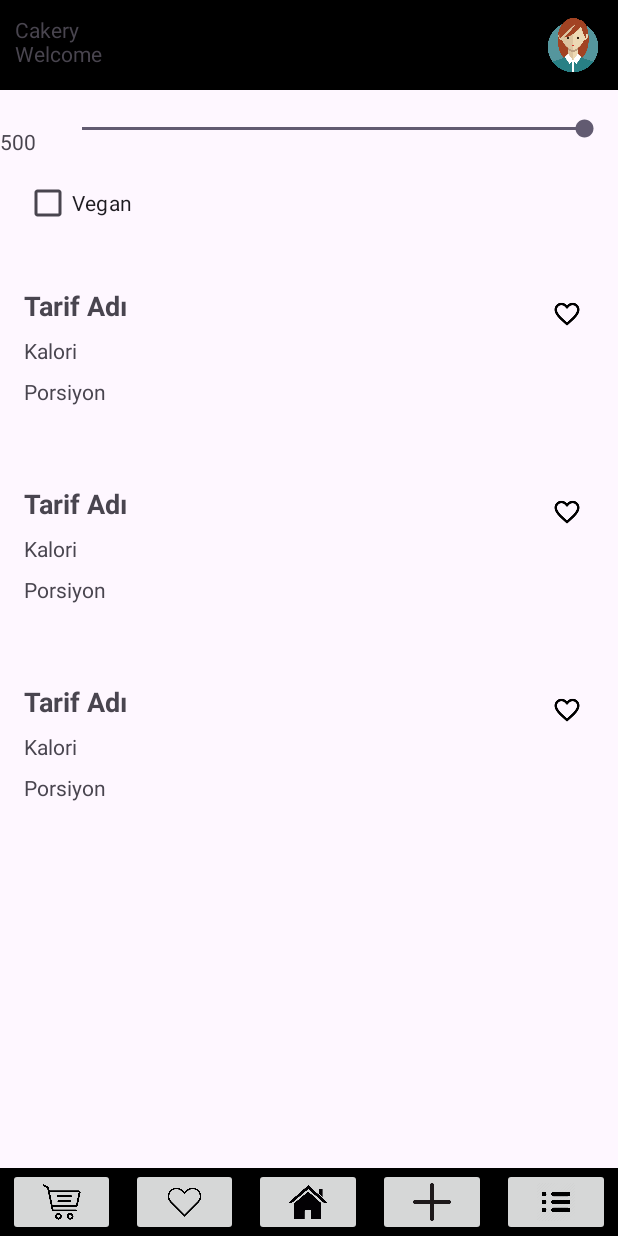
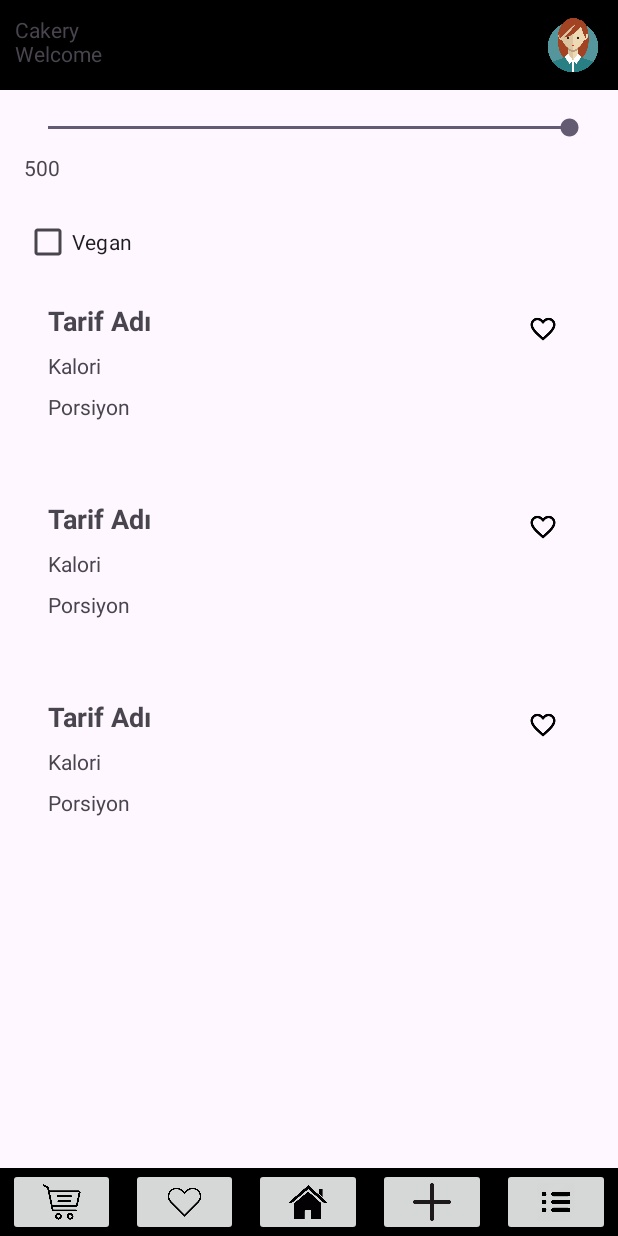
Before and after one commit to nidanurdemirhan/App-cakery, an Android app: the layout activity_list.xml on its own in the app's theme, with its tools: preview values and no code run, on a phone screen of 412 x 824 dp. Run offline under Robolectric (Android 15) with nearby library versions, the light colour scheme and no system bars.

Commit message:
scroll added

```diff
--- a/app/src/main/res/layout/activity_add_recipe.xml
+++ b/app/src/main/res/layout/activity_add_recipe.xml
@@ -6,6 +6,15 @@
     android:layout_width="match_parent"
     android:layout_height="match_parent"
     tools:context=".Activity.AddRecipeActivity">
+
+    <ScrollView
+        android:layout_width="match_parent"
+        android:layout_height="match_parent">
+
+        <androidx.constraintlayout.widget.ConstraintLayout
+            android:id="@+id/innerConstraintLayout"
+            android:layout_width="match_parent"
+            android:layout_height="wrap_content">
 
             <EditText
                 android:id="@+id/etCalorie"
@@ -58,7 +67,6 @@
                 app:layout_constraintStart_toStartOf="parent"
                 app:layout_constraintTop_toBottomOf="@+id/etCalorie" />
 
-
             <Spinner
                 android:id="@+id/portionSpinner"
                 android:layout_width="0dp"
@@ -70,7 +78,6 @@
                 app:layout_constraintHorizontal_bias="0.0"
                 app:layout_constraintStart_toStartOf="parent"
                 app:layout_constraintTop_toBottomOf="@id/portion_text" />
-
 
             <Spinner
                 android:id="@+id/ingredientSpinner"
@@ -142,7 +149,6 @@
                 android:text="Geri"
                 tools:ignore="MissingConstraints" />
 
-
             <TextView
                 android:id="@+id/ingredientList"
                 android:layout_width="wrap_content"
@@ -155,3 +161,7 @@
                 app:layout_constraintTop_toBottomOf="@+id/btnAddIngredient" />
 
         </androidx.constraintlayout.widget.ConstraintLayout>
+
+    </ScrollView>
+
+</androidx.constraintlayout.widget.ConstraintLayout>
--- a/app/src/main/res/layout/activity_list.xml
+++ b/app/src/main/res/layout/activity_list.xml
@@ -17,29 +17,36 @@
         app:layout_constraintStart_toStartOf="parent"
         app:layout_constraintEnd_toEndOf="parent" />
 
+    <!-- Scrollable Content -->
+    <ScrollView
+        android:layout_width="0dp"
+        android:layout_height="0dp"
+        app:layout_constraintTop_toBottomOf="@id/topBarHome"
+        app:layout_constraintBottom_toTopOf="@id/bottomBarHome"
+        app:layout_constraintStart_toStartOf="parent"
+        app:layout_constraintEnd_toEndOf="parent">
+
+        <LinearLayout
+            android:layout_width="match_parent"
+            android:layout_height="wrap_content"
+            android:orientation="vertical"
+            android:padding="16dp">
+
             <!-- Kalori Aralığı Seçimi için SeekBar -->
             <SeekBar
                 android:id="@+id/calorieSeekBar"
-        android:layout_width="367dp"
-        android:layout_height="19dp"
-        android:layout_marginTop="16dp"
+                android:layout_width="match_parent"
+                android:layout_height="wrap_content"
                 android:max="1000"
-        android:progress="1000"
-        app:layout_constraintEnd_toEndOf="parent"
-        app:layout_constraintStart_toEndOf="@+id/seekBarValue"
-        app:layout_constraintTop_toBottomOf="@id/topBarHome" />
+                android:progress="1000" />
 
+            <!-- SeekBar Value -->
             <TextView
                 android:id="@+id/seekBarValue"
-        android:layout_width="32dp"
-        android:layout_height="19dp"
-        android:layout_marginStart="8dp"
-        android:layout_marginTop="8dp"
+                android:layout_width="wrap_content"
+                android:layout_height="wrap_content"
                 android:text="500"
-        app:layout_constraintBottom_toBottomOf="parent"
-        app:layout_constraintStart_toStartOf="@id/parent"
-        app:layout_constraintTop_toTopOf="parent"
-        app:layout_constraintVertical_bias="0.096" />
+                android:layout_marginTop="8dp" />
 
             <!-- Vegan Checkbox -->
             <CheckBox
@@ -47,25 +54,16 @@
                 android:layout_width="wrap_content"
                 android:layout_height="wrap_content"
                 android:text="Vegan"
-        app:layout_constraintTop_toBottomOf="@id/calorieSeekBar"
-        app:layout_constraintStart_toStartOf="parent"
-        android:layout_marginTop="16dp"
-        android:layout_marginStart="16dp"
-        />
+                android:layout_marginTop="16dp" />
 
             <!-- Tarif Listesi RecyclerView -->
             <androidx.recyclerview.widget.RecyclerView
                 android:id="@+id/recipeRecyclerView"
-        android:layout_width="0dp"
-        android:layout_height="0dp"
-        app:layout_constraintTop_toBottomOf="@id/veganCheckbox"
-        app:layout_constraintBottom_toTopOf="@id/bottomBarHome"
-        app:layout_constraintStart_toStartOf="parent"
-        app:layout_constraintEnd_toEndOf="parent"
-        android:layout_marginTop="16dp"
-        android:layout_marginBottom="16dp"
-        tools:listitem="@layout/item_recipe"
-        />
+                android:layout_width="match_parent"
+                android:layout_height="wrap_content"
+                tools:listitem="@layout/item_recipe" />
+        </LinearLayout>
+    </ScrollView>
 
     <!-- Bottom Bar -->
     <include
--- a/app/src/main/res/layout/admin_request_detail.xml
+++ b/app/src/main/res/layout/admin_request_detail.xml
@@ -6,6 +6,15 @@
     android:layout_width="match_parent"
     android:layout_height="match_parent"
     tools:context=".Activity.AddRecipeActivity">
+
+    <ScrollView
+        android:layout_width="match_parent"
+        android:layout_height="match_parent">
+
+        <androidx.constraintlayout.widget.ConstraintLayout
+            android:id="@+id/innerConstraintLayout"
+            android:layout_width="match_parent"
+            android:layout_height="wrap_content">
 
             <EditText
                 android:id="@+id/etCalorie"
@@ -58,7 +67,6 @@
                 app:layout_constraintStart_toStartOf="parent"
                 app:layout_constraintTop_toBottomOf="@+id/etCalorie" />
 
-
             <Spinner
                 android:id="@+id/portionSpinner"
                 android:layout_width="0dp"
@@ -70,7 +78,6 @@
                 app:layout_constraintHorizontal_bias="0.0"
                 app:layout_constraintStart_toStartOf="parent"
                 app:layout_constraintTop_toBottomOf="@id/portion_text" />
-
 
             <Spinner
                 android:id="@+id/ingredientSpinner"
@@ -142,7 +149,6 @@
                 android:text="Geri"
                 tools:ignore="MissingConstraints" />
 
-
             <TextView
                 android:id="@+id/ingredientList"
                 android:layout_width="wrap_content"
@@ -155,3 +161,7 @@
                 app:layout_constraintTop_toBottomOf="@+id/btnAddIngredient" />
 
         </androidx.constraintlayout.widget.ConstraintLayout>
+
+    </ScrollView>
+
+</androidx.constraintlayout.widget.ConstraintLayout>
```
Lines whose indentation alone changed are shown as unchanged.
